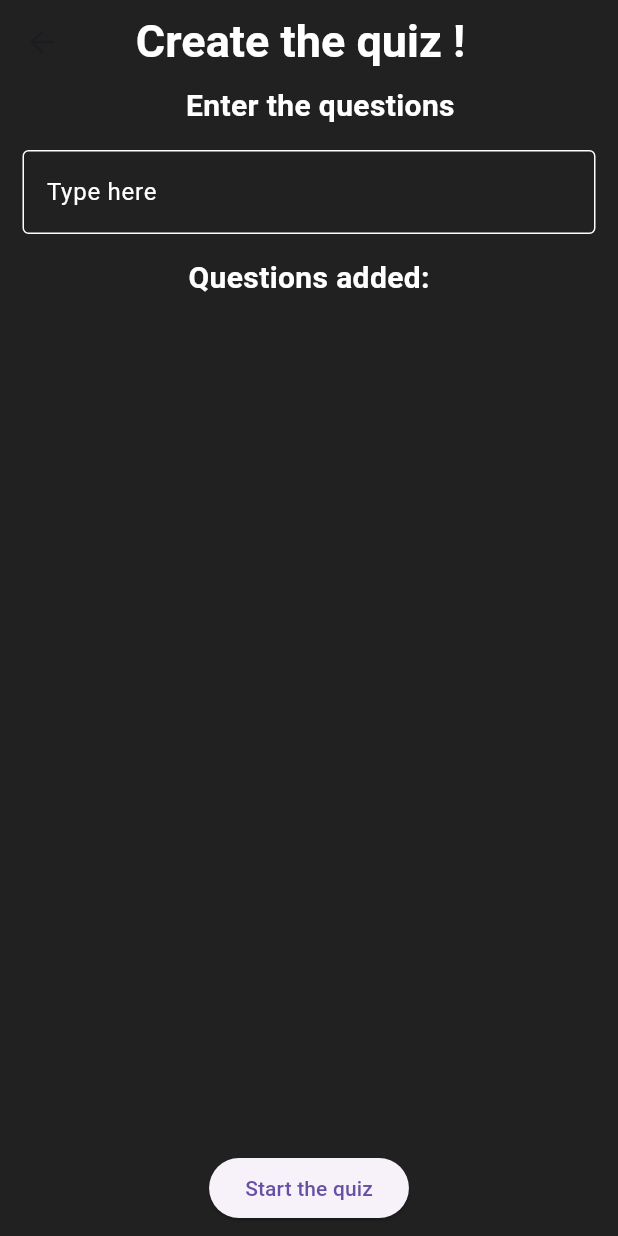
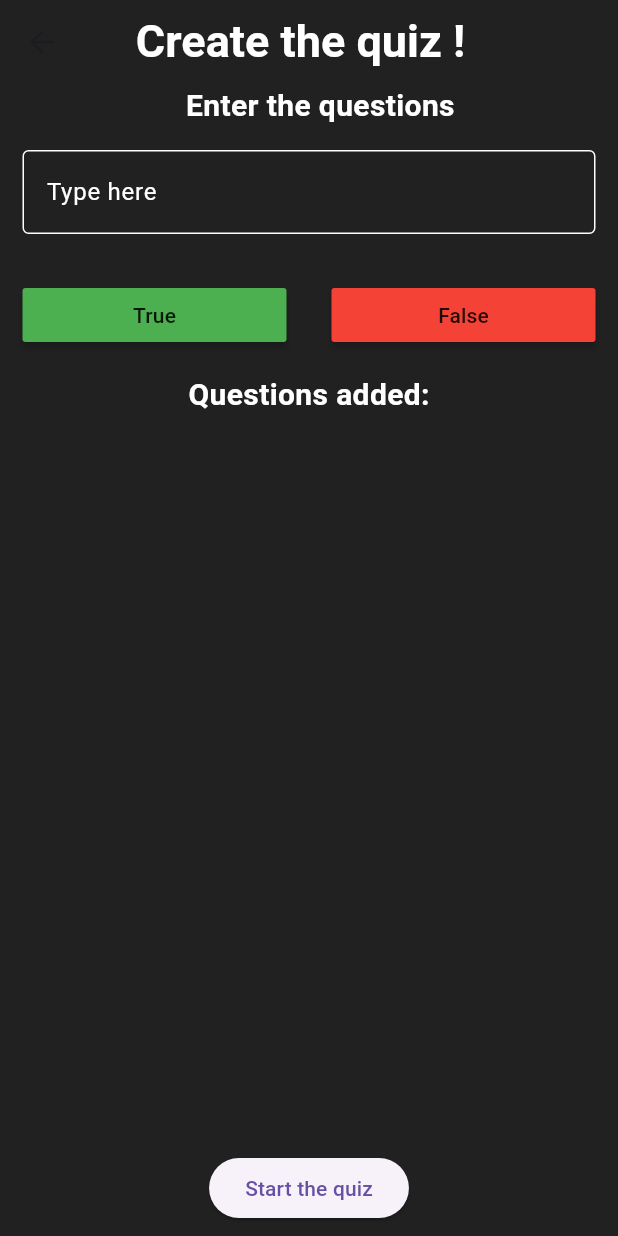
Before and after one commit to tienluan02/quizzler, a Flutter app: the screen it shows after launch, after a tap on "Create the quiz", on a phone screen of 412 x 824 dp. Run offline on Flutter 3.47's test engine with Material 3 defaults, Android fonts, the phone set to English and light mode, and no system bars.

Commit message:
add answers, check the valid of the answers

```diff
--- a/quizzlerapp/lib/main.dart
+++ b/quizzlerapp/lib/main.dart
@@ -38,6 +38,12 @@ class HomePage extends StatelessWidget {
     'do you want to have a date with me',
   ];
 
+  static const List<bool> answers = [
+    true,
+    true,
+    true
+  ];
+
   @override
   Widget build(BuildContext context) {
     return Scaffold(
@@ -65,7 +71,7 @@ class HomePage extends StatelessWidget {
               child: Text(
                 'Quizzler Time !',
                 style: TextStyle(
-                  fontSize: 50.0,
+                  fontSize: 30.0,
                   fontWeight: FontWeight.bold,
                   color: Colors.white,
                 ),
@@ -91,7 +97,8 @@ class HomePage extends StatelessWidget {
               onPressed: () {
                 Navigator.push(
                   context,
-                  MaterialPageRoute(builder: (context) => QuizPage(questionstore: questionstore)),
+                  MaterialPageRoute(builder: (context) =>
+                      QuizPage(questionstore: questionstore, answers: answers)),
                 );
               },
               child: const Text('Start the quiz'),
@@ -113,6 +120,7 @@ class CreateQuestion extends StatefulWidget {
 class _CreateQuestionState extends State<CreateQuestion> {
   TextEditingController _questionController = TextEditingController();
   List<String> questionstore = [];
+  List<bool> answers = [];
 
   @override
   Widget build(BuildContext context) {
@@ -163,13 +171,53 @@ class _CreateQuestionState extends State<CreateQuestion> {
               style: const TextStyle(color: Colors.white),
               onSubmitted: (String value) {
                 setState(() {
-                  // Add the question to the list
                   questionstore.add(value);
-                  // Clear the text field after submission
                   _questionController.clear();
                 });
               },
             ),
+          ),
+          Row(
+            children: [
+              Expanded(
+                  child: Padding(
+                    padding: const EdgeInsets.all(15.0),
+                    child: MaterialButton(
+                      color: Colors.green,
+                      onPressed: () {
+                        setState(() {
+                          if (_questionController.text.isNotEmpty) {
+                            questionstore.add(_questionController.text);
+                            answers.add(true);
+                            _questionController.clear();
+                          }
+                        });
+                      },
+                      child: const Center(
+                        child: Text('True'),
+                      ),
+                    ),
+                  )),
+              Expanded(
+                  child: Padding(
+                    padding: EdgeInsets.all(15.0),
+                    child: MaterialButton(
+                      color: Colors.red,
+                      onPressed: () {
+                        setState(() {
+                          if (_questionController.text.isNotEmpty) {
+                            questionstore.add(_questionController.text);
+                            answers.add(false);
+                            _questionController.clear();
+                          }
+                        });
+                      },
+                      child: const Center(
+                        child: Text('False'),
+                      ),
+                    ),
+                  )),
+            ],
           ),
           const Text(
             'Questions added:',
@@ -185,7 +233,7 @@ class _CreateQuestionState extends State<CreateQuestion> {
               itemBuilder: (context, index) {
                 return ListTile(
                   title: Text(
-                    questionstore[index],
+                    questionstore[index] + ' - ' + answers[index].toString(),
                     style: const TextStyle(color: Colors.white),
                   ),
                 );
@@ -199,7 +247,8 @@ class _CreateQuestionState extends State<CreateQuestion> {
                   Navigator.push(
                     context,
                     MaterialPageRoute(
-                        builder: (context) => QuizPage(questionstore: questionstore)),
+                        builder: (context) =>
+                            QuizPage(questionstore: questionstore, answers: answers)),
                   );
                 },
                 child: const Text('Start the quiz'),
@@ -213,7 +262,9 @@ class _CreateQuestionState extends State<CreateQuestion> {
 
 class QuizPage extends StatefulWidget {
   final List<String> questionstore;
-  const QuizPage({super.key, required this.questionstore});
+  final List<bool> answers;
+
+  const QuizPage({super.key, required this.questionstore, required this.answers});
 
   @override
   State<QuizPage> createState() => _QuizPageState();
@@ -291,7 +342,11 @@ class _QuizPageState extends State<QuizPage> {
                     color: Colors.green,
                     onPressed: () {
                       setState(() {
+                        if (widget.answers[questioncounter] == true) {
                           scorekeeper.add(scorebuilder[0]);
+                        } else {
+                          scorekeeper.add(scorebuilder[1]);
+                        }
                         questioncounter++;
                         if (questioncounter == widget.questionstore.length) {
                           questioncounter = 0;
@@ -310,7 +365,11 @@ class _QuizPageState extends State<QuizPage> {
                     color: Colors.red,
                     onPressed: () {
                       setState(() {
+                        if (widget.answers[questioncounter] == false) {
+                          scorekeeper.add(scorebuilder[0]);
+                        } else {
                           scorekeeper.add(scorebuilder[1]);
+                        }
                         questioncounter++;
                         if (questioncounter == widget.questionstore.length) {
                           questioncounter = 0;
```
Lines whose indentation alone changed are shown as unchanged.
